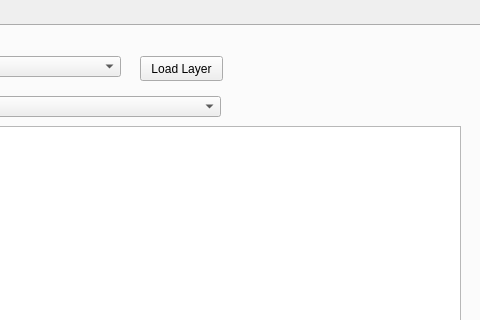
Qt form sparql_unicorn/sparql_unicorn_dialog_base.ui (sparqlunicorn/sparqlunicornGoesGIS) before a commit; both pictures show x 372 to 852 and y 0 to 320 of the 852 by 659 pixel window.
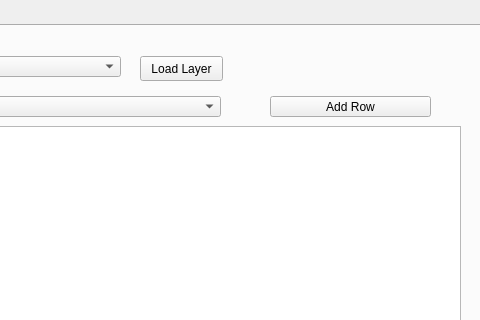
The same form after that commit. The open tabs and pages were chosen to show the change.

Commit message: Add new lines in enrich dialog

The edit to the form file:
```diff
--- a/sparql_unicorn/sparql_unicorn_dialog_base.ui
+++ b/sparql_unicorn/sparql_unicorn_dialog_base.ui
@@ -653,6 +653,19 @@
       </rect>
      </property>
     </widget>
+    <widget class="QPushButton" name="addEnrichedLayerRowButton">
+     <property name="geometry">
+      <rect>
+       <x>640</x>
+       <y>70</y>
+       <width>161</width>
+       <height>21</height>
+      </rect>
+     </property>
+     <property name="text">
+      <string>Add Row</string>
+     </property>
+    </widget>
    </widget>
    <widget class="QWidget" name="tab_4">
     <attribute name="title">
```
Left out of the diff: 2 changed lines with no effect on the pictures. The commit also changes 1 other file.
